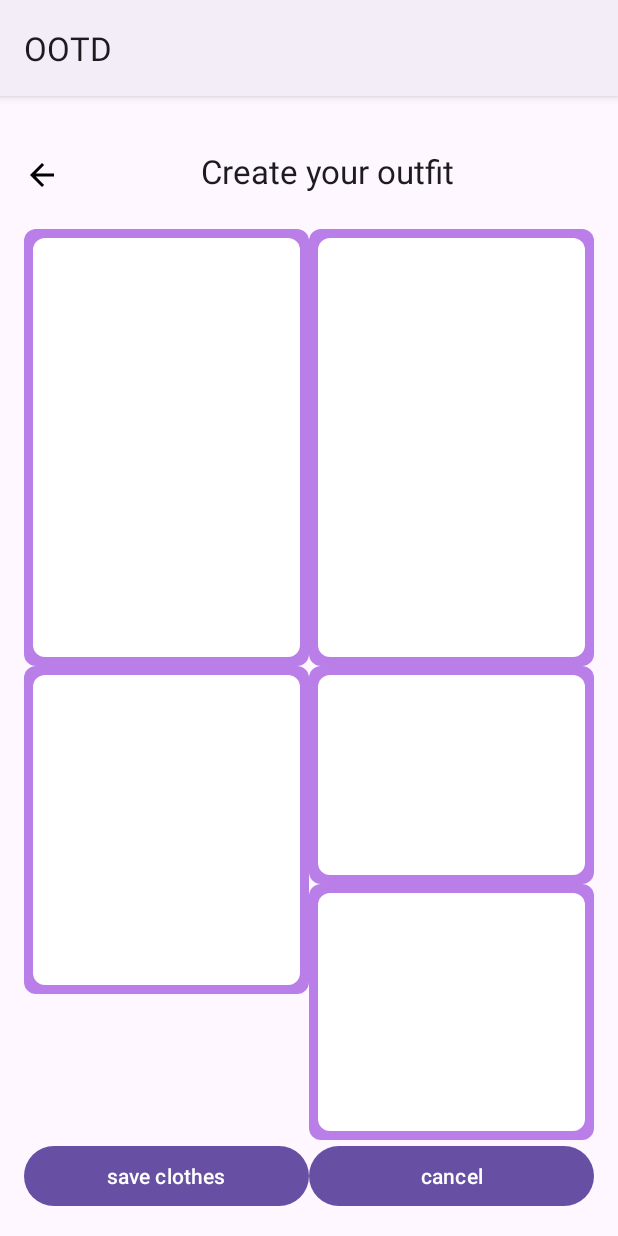
After one commit to OOTDCapstone/OOTD, an Android app: the MashupActivity screen opened directly, with no data from a screen before it, on a phone screen of 412 x 824 dp. The commit adds this screen. Run offline under Robolectric (Android 15) with nearby library versions, the phone set to English and light mode, and no system bars; network calls fail.

Commit message:
sixth commit

```diff
--- a/app/src/main/AndroidManifest.xml
+++ b/app/src/main/AndroidManifest.xml
@@ -3,8 +3,9 @@
     xmlns:tools="http://schemas.android.com/tools">
 
     <uses-feature android:name="android.hardware.camera" />
+
     <uses-permission android:name="android.permission.CAMERA" />
-    <uses-permission android:name="android.permission.INTERNET"/>
+    <uses-permission android:name="android.permission.INTERNET" />
 
     <application
         android:allowBackup="true"
@@ -16,6 +17,9 @@
         android:supportsRtl="true"
         android:theme="@style/Theme.CapstoneOOTD"
         tools:targetApi="31">
+        <activity
+            android:name=".mashup.MashupActivity"
+            android:exported="false" />
         <activity
             android:name=".ui.camera.CameraActivity"
             android:exported="false" />
--- /dev/null
+++ b/app/src/main/java/com/example/capstoneootd/mashup/MashupActivity.kt
@@ -0,0 +1,12 @@
+package com.example.capstoneootd.mashup
+
+import androidx.appcompat.app.AppCompatActivity
+import android.os.Bundle
+import com.example.capstoneootd.R
+
+class MashupActivity : AppCompatActivity() {
+    override fun onCreate(savedInstanceState: Bundle?) {
+        super.onCreate(savedInstanceState)
+        setContentView(R.layout.activity_mashup)
+    }
+}
--- a/app/src/main/java/com/example/capstoneootd/ui/home/homeUi/clothes/ClothesFragment.kt
+++ b/app/src/main/java/com/example/capstoneootd/ui/home/homeUi/clothes/ClothesFragment.kt
@@ -26,7 +26,6 @@ class ClothesFragment : Fragment() {
 
         _binding = FragmentClothesBinding.inflate(inflater, container, false)
         val root: View = binding.root
-
         return root
     }
 
--- /dev/null
+++ b/app/src/main/res/drawable/bg_dashed_border.xml
@@ -0,0 +1,22 @@
+<?xml version="1.0" encoding="utf-8"?>
+<layer-list xmlns:android="http://schemas.android.com/apk/res/android">
+    <!-- Background Shape -->
+    <item>
+        <shape android:shape="rectangle">
+            <solid android:color="@color/purple_7" /> <!-- Warna latar belakang -->
+            <corners android:radius="8dp" /> <!-- Radius sudut -->
+        </shape>
+    </item>
+
+    <!-- Border -->
+    <item
+        android:left="6dp"
+        android:right="6dp"
+        android:top="6dp"
+        android:bottom="6dp">
+        <shape android:shape="rectangle">
+            <solid android:color="#FFFFFF" /> <!-- Warna border -->
+            <corners android:radius="8dp" /> <!-- Radius sudut, sesuaikan dengan radius latar belakang -->
+        </shape>
+    </item>
+</layer-list>
--- /dev/null
+++ b/app/src/main/res/drawable/ic_back_arrow.xml
@@ -0,0 +1,5 @@
+<vector android:autoMirrored="true" android:height="24dp"
+    android:tint="#000000" android:viewportHeight="24"
+    android:viewportWidth="24" android:width="24dp" xmlns:android="http://schemas.android.com/apk/res/android">
+    <path android:fillColor="@android:color/white" android:pathData="M20,11H7.83l5.59,-5.59L12,4l-8,8 8,8 1.41,-1.41L7.83,13H20v-2z"/>
+</vector>
--- a/app/src/main/res/drawable/top.xml
+++ b/app/src/main/res/drawable/top.xml
@@ -1,7 +1,7 @@
 <?xml version="1.0" encoding="utf-8"?>
 <selector xmlns:android="http://schemas.android.com/apk/res/android">
     <item>
-        <shape android:shape="rectangle" android:tint="@color/purple_1">
+        <shape android:shape="rectangle" android:tint="@color/purple_5">
             <corners android:bottomLeftRadius="300dp" android:bottomRightRadius="300dp">
             </corners>
         </shape>
--- /dev/null
+++ b/app/src/main/res/layout/activity_mashup.xml
@@ -0,0 +1,151 @@
+<?xml version="1.0" encoding="utf-8"?>
+<androidx.constraintlayout.widget.ConstraintLayout
+    xmlns:android="http://schemas.android.com/apk/res/android"
+    xmlns:app="http://schemas.android.com/apk/res-auto"
+    xmlns:tools="http://schemas.android.com/tools"
+    android:layout_width="match_parent"
+    android:layout_height="match_parent"
+    android:padding="16dp">
+
+    <!-- Back Button -->
+    <ImageView
+        android:id="@+id/imageBack"
+        android:layout_width="wrap_content"
+        android:layout_height="wrap_content"
+        android:src="@drawable/ic_back_arrow"
+        app:layout_constraintStart_toStartOf="parent"
+        app:layout_constraintTop_toTopOf="parent"
+        app:layout_constraintBottom_toTopOf="@id/guidelineHorizontalTop"
+        android:contentDescription="@string/back" />
+
+    <!-- Title -->
+    <TextView
+        android:id="@+id/textViewTitle"
+        android:gravity="center"
+        android:layout_width="0dp"
+        android:layout_height="wrap_content"
+        android:text="@string/create_your_outfit"
+        android:textAppearance="@style/TextAppearance.AppCompat.Large"
+        app:layout_constraintStart_toEndOf="@id/imageBack"
+        app:layout_constraintEnd_toEndOf="parent"
+        app:layout_constraintBottom_toBottomOf="@id/imageBack" />
+
+    <!-- Jacket -->
+    <ImageView
+        android:id="@+id/imageViewJacket"
+        android:layout_width="0dp"
+        android:layout_height="0dp"
+        app:layout_constraintTop_toBottomOf="@id/guidelineHorizontalTop"
+        app:layout_constraintBottom_toTopOf="@id/guidelineHorizontalMiddle"
+        app:layout_constraintStart_toStartOf="parent"
+        app:layout_constraintEnd_toStartOf="@id/guidelineVerticalCenter"
+        android:background="@drawable/bg_dashed_border"
+        android:contentDescription="@string/jacket" />
+
+    <!-- Top -->
+    <ImageView
+        android:id="@+id/imageViewTop"
+        android:layout_width="0dp"
+        android:layout_height="0dp"
+        app:layout_constraintTop_toBottomOf="@id/guidelineHorizontalTop"
+        app:layout_constraintBottom_toTopOf="@id/guidelineHorizontalMiddle"
+        app:layout_constraintStart_toStartOf="@id/guidelineVerticalCenter"
+        app:layout_constraintEnd_toEndOf="parent"
+        android:background="@drawable/bg_dashed_border"
+        android:contentDescription="@string/top" />
+
+    <!-- Bottom -->
+    <ImageView
+        android:id="@+id/imageViewBottom"
+        android:layout_width="0dp"
+        android:layout_height="0dp"
+        android:background="@drawable/bg_dashed_border"
+        android:contentDescription="@string/bottom"
+        app:layout_constraintTop_toBottomOf="@id/guidelineHorizontalMiddle"
+        app:layout_constraintBottom_toBottomOf="@id/guidelineHorizontalBottomExtra"
+        app:layout_constraintStart_toStartOf="parent"
+        app:layout_constraintEnd_toStartOf="@id/guidelineVerticalCenter" />
+
+    <!-- Accessory -->
+
+
+    <ImageView
+        android:id="@+id/imageViewAccessory"
+        android:layout_width="0dp"
+        android:layout_height="0dp"
+        app:layout_constraintTop_toBottomOf="@id/guidelineHorizontalMiddle"
+        app:layout_constraintBottom_toTopOf="@id/guidelineHorizontalBottom"
+        app:layout_constraintStart_toStartOf="@id/guidelineVerticalCenter"
+        app:layout_constraintEnd_toEndOf="parent"
+        android:background="@drawable/bg_dashed_border"
+        android:contentDescription="@string/accessory" />
+
+    <!-- Shoes -->
+    <ImageView
+        android:id="@+id/imageViewShoes"
+        android:layout_width="0dp"
+        android:layout_height="0dp"
+        app:layout_constraintTop_toBottomOf="@id/guidelineHorizontalBottom"
+        app:layout_constraintBottom_toTopOf="@id/buttonCancel"
+        app:layout_constraintStart_toEndOf="@id/guidelineVerticalCenter"
+        app:layout_constraintEnd_toEndOf="parent"
+        android:background="@drawable/bg_dashed_border"
+        android:contentDescription="@string/shoes" />
+
+    <!-- Guidelines -->
+    <androidx.constraintlayout.widget.Guideline
+        android:id="@+id/guidelineHorizontalTop"
+        android:layout_width="wrap_content"
+        android:layout_height="wrap_content"
+        android:orientation="horizontal"
+        app:layout_constraintGuide_percent="0.1"/>
+
+    <androidx.constraintlayout.widget.Guideline
+        android:id="@+id/guidelineHorizontalMiddle"
+        android:layout_width="wrap_content"
+        android:layout_height="wrap_content"
+        android:orientation="horizontal"
+        app:layout_constraintGuide_percent="0.5"/>
+
+    <androidx.constraintlayout.widget.Guideline
+        android:id="@+id/guidelineHorizontalBottom"
+        android:layout_width="wrap_content"
+        android:layout_height="wrap_content"
+        android:orientation="horizontal"
+        app:layout_constraintGuide_percent="0.7"/>
+
+    <androidx.constraintlayout.widget.Guideline
+        android:id="@+id/guidelineHorizontalBottomExtra"
+        android:layout_width="wrap_content"
+        android:layout_height="wrap_content"
+        android:orientation="horizontal"
+        app:layout_constraintGuide_percent="0.8"/>
+
+    <androidx.constraintlayout.widget.Guideline
+        android:id="@+id/guidelineVerticalCenter"
+        android:layout_width="wrap_content"
+        android:layout_height="wrap_content"
+        android:orientation="vertical"
+        app:layout_constraintGuide_percent="0.5"/>
+
+    <!-- Save Button -->
+    <Button
+        android:id="@+id/buttonSave"
+        android:layout_width="0dp"
+        android:layout_height="wrap_content"
+        android:text="@string/save"
+        app:layout_constraintStart_toStartOf="parent"
+        app:layout_constraintEnd_toStartOf="@id/buttonCancel"
+        app:layout_constraintBottom_toBottomOf="parent" />
+
+    <!-- Cancel Button -->
+    <Button
+        android:id="@+id/buttonCancel"
+        android:layout_width="0dp"
+        android:layout_height="wrap_content"
+        android:text="@string/cancel"
+        app:layout_constraintStart_toEndOf="@id/buttonSave"
+        app:layout_constraintEnd_toEndOf="parent"
+        app:layout_constraintBottom_toBottomOf="parent" />
+
+</androidx.constraintlayout.widget.ConstraintLayout>
--- a/app/src/main/res/layout/activity_sign_in.xml
+++ b/app/src/main/res/layout/activity_sign_in.xml
@@ -26,7 +26,7 @@
         app:layout_constraintEnd_toEndOf="parent"
         app:layout_constraintStart_toStartOf="parent"
         app:layout_constraintTop_toTopOf="@+id/top_design"
-        app:srcCompat="@drawable/logo" />
+        app:srcCompat="@drawable/logo2" />
 
     <com.google.android.material.textfield.TextInputLayout
         android:id="@+id/tf_username"
@@ -87,7 +87,7 @@
         android:layout_marginStart="32dp"
         android:layout_marginTop="32dp"
         android:layout_marginEnd="32dp"
-        android:backgroundTint="@color/purple_1"
+        android:backgroundTint="@color/purple_7"
         android:text="@string/btn_signIn"
         android:gravity="center_horizontal"
         android:textSize="25sp"
--- a/app/src/main/res/layout/activity_sign_up.xml
+++ b/app/src/main/res/layout/activity_sign_up.xml
@@ -25,7 +25,7 @@
         app:layout_constraintEnd_toEndOf="parent"
         app:layout_constraintStart_toStartOf="parent"
         app:layout_constraintTop_toTopOf="@+id/top_design"
-        app:srcCompat="@drawable/logo" />
+        app:srcCompat="@drawable/logo2" />
 
 
 
@@ -113,7 +113,7 @@
         android:layout_marginStart="32dp"
         android:layout_marginTop="32dp"
         android:layout_marginEnd="32dp"
-        android:backgroundTint="@color/purple_1"
+        android:backgroundTint="@color/purple_7"
         android:text="@string/btn_signOut"
         android:textSize="20sp"
         android:textColor="@color/light"
--- a/app/src/main/res/layout/fragment_profile.xml
+++ b/app/src/main/res/layout/fragment_profile.xml
@@ -69,7 +69,7 @@
             android:layout_width="246dp"
             android:layout_height="187dp"
             android:layout_marginTop="24dp"
-            android:src="@drawable/logo"
+            android:src="@drawable/logo2"
             app:layout_constraintEnd_toEndOf="parent"
             app:layout_constraintStart_toStartOf="parent"
             app:layout_constraintTop_toTopOf="parent" />
--- a/app/src/main/res/values/colors.xml
+++ b/app/src/main/res/values/colors.xml
@@ -10,4 +10,7 @@
     <color name="purple_5">#635985</color>
     <color name="grey">#959290</color>
     <color name="grey_2">#BAB8BF</color>
+    <color name="red">#EA8D8D</color>
+    <color name="purple_6">#A890FE</color>
+    <color name="purple_7">#BA7EE8</color>
 </resources>
--- a/app/src/main/res/values/strings.xml
+++ b/app/src/main/res/values/strings.xml
@@ -43,4 +43,13 @@
     <string name="upload_foto">Upload Photo</string>
     <string name="logout">Logout</string>
     <string name="edit">Edit Profile</string>
+    <string name="create_your_outfit">Create your outfit</string>
+    <string name="save">save clothes</string>
+    <string name="cancel">cancel</string>
+    <string name="back">back</string>
+    <string name="jacket">Jacket</string>
+    <string name="top">Top</string>
+    <string name="bottom">Bottom</string>
+    <string name="accessory">accesory</string>
+    <string name="shoes">shoses</string>
 </resources>
```
Also changed, not shown: app/src/main/res/drawable/logo2.png (added).
